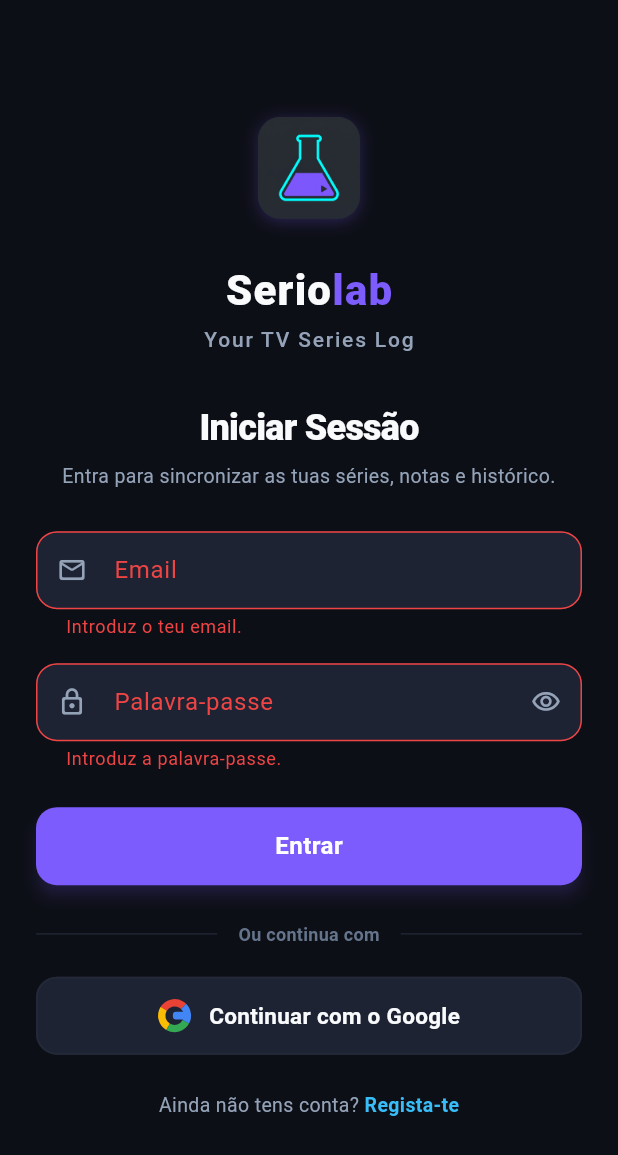
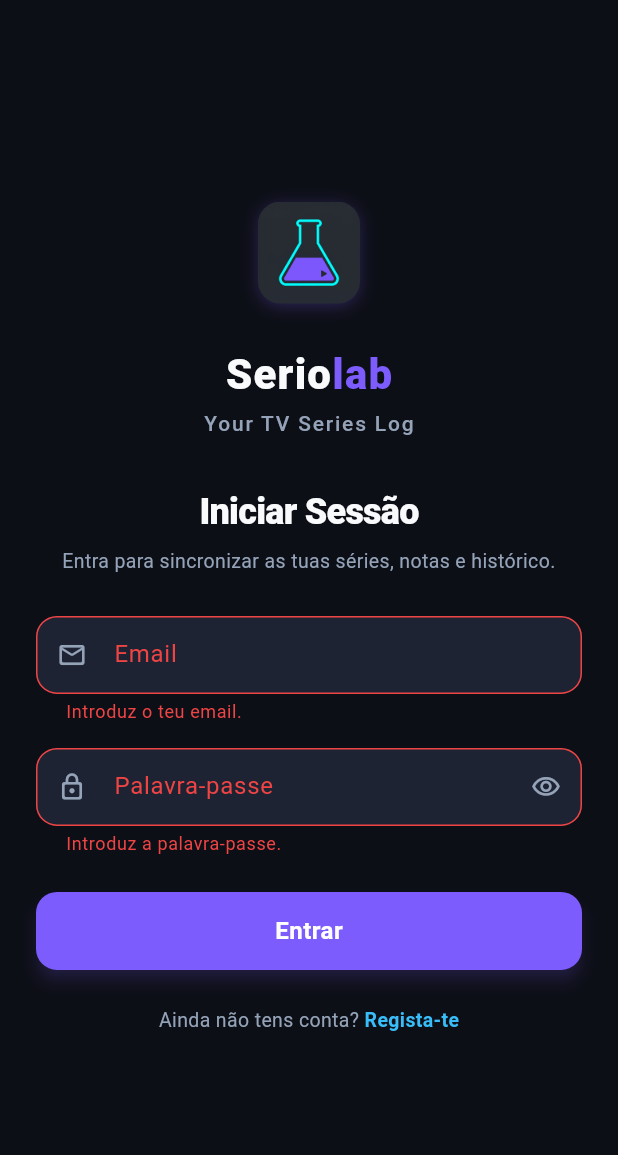
Before and after one commit to TheMoita/seriolab, a Flutter app: the screen it shows after launch, after a tap on "Entrar", on a phone screen of 412 x 824 dp. Shown: the top 1155 px of the screen. Run offline on Flutter 3.47's test engine with Material 3 defaults, Android fonts, the phone set to English and light mode, and no system bars; our stand-ins replace cached_network_image, cloud_firestore, custom_refresh_indicator, firebase_auth, firebase_core, flutter_dotenv and 5 more; missing offline and left inert: ota_update; accounts and stored records are empty.

Commit message:
refactor: remove google sign-in provider and UI button

```diff
--- a/lib/features/auth/data/services/local_auth_service.dart
+++ b/lib/features/auth/data/services/local_auth_service.dart
@@ -1,7 +1,6 @@
 import 'dart:async';
 import 'dart:convert';
 
-import 'package:flutter/material.dart';
 
 import '../../../tracking/domain/repositories/tracking_repository.dart';
 import '../../domain/auth_exception.dart';
@@ -131,35 +130,6 @@
     return user;
   }
 
-  @override
-  Future<AppUser?> signInWithGoogle({BuildContext? context}) async {
-    if (context != null && context.mounted) {
-      ScaffoldMessenger.of(context).hideCurrentSnackBar();
-      ScaffoldMessenger.of(context).showSnackBar(
-        const SnackBar(content: Text('A abrir seletor Google...')),
-      );
-      ScaffoldMessenger.of(context).showSnackBar(
-        const SnackBar(
-          content: Text('Conta selecionada: utilizador.google@seriolab.app'),
-        ),
-      );
-      ScaffoldMessenger.of(context).showSnackBar(
-        const SnackBar(content: Text('Tokens obtidos: idToken=true')),
-      );
-    }
-    // Simulated Google Sign-In for offline / dev preview
-    const email = 'utilizador.google@seriolab.app';
-    final user = AppUser(
-      uid: 'google_offline_user',
-      email: email,
-      provider: AuthProviderKind.google,
-      displayName: 'Utilizador Google',
-      photoUrl: null,
-    );
-
-    await _saveCurrent(user);
-    return user;
-  }
 
   @override
   Future<void> signOut() async {
--- a/lib/features/auth/domain/services/auth_service.dart
+++ b/lib/features/auth/domain/services/auth_service.dart
@@ -1,5 +1,3 @@
-import 'package:flutter/widgets.dart';
-
 import '../entities/app_user.dart';
 
 /// Authentication contract used by the presentation layer.
@@ -24,8 +22,5 @@
     String username,
   );
 
-  /// Returns `null` when the user dismisses the Google account picker.
-  Future<AppUser?> signInWithGoogle({BuildContext? context});
-
   Future<void> signOut();
 }
--- a/lib/features/auth/presentation/screens/login_screen.dart
+++ b/lib/features/auth/presentation/screens/login_screen.dart
@@ -8,10 +8,9 @@
 import '../../domain/auth_validators.dart';
 import '../providers/auth_providers.dart';
 import '../widgets/auth_gate.dart';
-import '../widgets/social_auth_button.dart';
 import 'register_screen.dart';
 
-/// Screen enabling user login via Email/Password or Google.
+/// Screen enabling user login via Email/Password.
 class LoginScreen extends ConsumerStatefulWidget {
   const LoginScreen({super.key});
 
@@ -86,41 +85,6 @@
     }
   }
 
-  Future<void> _handleGoogleLogin() async {
-    if (ref.read(authControllerProvider).isLoading) return;
-    ref.read(authControllerProvider.notifier).clearError();
-
-    try {
-      final success = await ref
-          .read(authControllerProvider.notifier)
-          .signInWithGoogle(context: context);
-
-      if (!mounted) return;
-
-      if (success) {
-        _navigateToMain();
-      }
-    } catch (e, stack) {
-      debugPrint('Erro detalhado no Google Sign-In: $e\n\n$stack');
-      if (mounted) {
-        showDialog<void>(
-          context: context,
-          builder: (_) => AlertDialog(
-            title: const Text('Erro no Login'),
-            content: SingleChildScrollView(
-              child: Text('$e\n\n$stack'),
-            ),
-            actions: [
-              TextButton(
-                onPressed: () => Navigator.of(context).pop(),
-                child: const Text('Fechar'),
-              ),
-            ],
-          ),
-        );
-      }
-    }
-  }
 
   @override
   Widget build(BuildContext context) {
@@ -298,38 +262,9 @@
                     ),
                     const SizedBox(height: 24),
 
-                    // Divider ("Ou continua com")
-                    Row(
-                      children: [
-                        const Expanded(child: Divider()),
-                        Padding(
-                          padding: const EdgeInsets.symmetric(horizontal: 14),
-                          child: Text(
-                            'Ou continua com',
-                            style: TextStyle(
-                              fontSize: 12,
-                              fontWeight: FontWeight.w600,
-                              color: AppColors.textMuted,
-                              letterSpacing: 0.2,
-                            ),
-                          ),
-                        ),
-                        const Expanded(child: Divider()),
-                      ],
-                    ),
-                    const SizedBox(height: 20),
-
-                    // Google Sign-In Button
-                    SocialAuthButton(
-                      label: 'Continuar com o Google',
-                      isLoading: authState.isLoading,
-                      onPressed:
-                          authState.isLoading ? null : _handleGoogleLogin,
-                    ),
-                    const SizedBox(height: 24),
-
                     // Switch to Register Screen
-                    Wrap(
+                    Center(
+                      child: Wrap(
                         alignment: WrapAlignment.center,
                         crossAxisAlignment: WrapCrossAlignment.center,
                         children: [
@@ -364,6 +299,7 @@
                           ),
                         ],
                       ),
+                    ),
                   ],
                 ),
               ),
--- a/lib/features/auth/presentation/widgets/social_auth_button.dart
+++ /dev/null
@@ -1,123 +0,0 @@
-import 'package:flutter/material.dart';
-
-import '../../../../core/theme/app_theme.dart';
-import '../../../../core/widgets/seriolab_loader.dart';
-
-/// Distinctive social sign-in button matching Seriolab's Midnight Indigo theme.
-class SocialAuthButton extends StatelessWidget {
-  const SocialAuthButton({
-    super.key,
-    required this.label,
-    required this.onPressed,
-    this.isLoading = false,
-  });
-
-  final String label;
-  final VoidCallback? onPressed;
-  final bool isLoading;
-
-  @override
-  Widget build(BuildContext context) {
-    return SizedBox(
-      height: 52,
-      child: OutlinedButton(
-        onPressed: isLoading ? null : onPressed,
-        style: OutlinedButton.styleFrom(
-          backgroundColor: AppColors.surfaceHigh,
-          side: const BorderSide(color: AppColors.outline, width: 1.2),
-          shape: RoundedRectangleBorder(
-            borderRadius: BorderRadius.circular(14),
-          ),
-          padding: const EdgeInsets.symmetric(horizontal: 16),
-        ),
-        child: isLoading
-            ? const SeriolabLoader(
-                size: 22,
-                primaryColor: AppColors.secondary,
-                secondaryColor: AppColors.primary,
-              )
-            : Row(
-                mainAxisAlignment: MainAxisAlignment.center,
-                children: [
-                  _GoogleGLogo(size: 22),
-                  const SizedBox(width: 12),
-                  Text(
-                    label,
-                    style: const TextStyle(
-                      fontSize: 15,
-                      fontWeight: FontWeight.w700,
-                      color: AppColors.textPrimary,
-                      letterSpacing: 0.2,
-                    ),
-                  ),
-                ],
-              ),
-      ),
-    );
-  }
-}
-
-/// Custom-painted vector Google "G" logo for zero external asset dependencies.
-class _GoogleGLogo extends StatelessWidget {
-  const _GoogleGLogo({required this.size});
-
-  final double size;
-
-  @override
-  Widget build(BuildContext context) {
-    return CustomPaint(
-      size: Size(size, size),
-      painter: _GoogleLogoPainter(),
-    );
-  }
-}
-
-class _GoogleLogoPainter extends CustomPainter {
-  @override
-  void paint(Canvas canvas, Size size) {
-    final w = size.width;
-    final h = size.height;
-    final center = Offset(w / 2, h / 2);
-    final radius = w / 2;
-
-    // Draw the 4 distinct Google color segments:
-    // Red (top), Yellow (left/bottom-left), Green (bottom), Blue (right bar)
-    final redPaint = Paint()..color = const Color(0xFFEA4335);
-    final yellowPaint = Paint()..color = const Color(0xFFFBBC05);
-    final greenPaint = Paint()..color = const Color(0xFF34A853);
-    final bluePaint = Paint()..color = const Color(0xFF4285F4);
-
-    final rect = Rect.fromCircle(center: center, radius: radius);
-
-    // Blue horizontal bar
-    final barRect = Rect.fromLTWH(w * 0.45, h * 0.38, w * 0.52, h * 0.24);
-    canvas.drawRRect(
-      RRect.fromRectAndRadius(barRect, const Radius.circular(2)),
-      bluePaint,
-    );
-
-    // Outer arcs
-    final strokePaint = Paint()
-      ..style = PaintingStyle.stroke
-      ..strokeWidth = w * 0.22;
-
-    // Red arc (top)
-    strokePaint.color = redPaint.color;
-    canvas.drawArc(rect.deflate(w * 0.11), -2.6, 1.8, false, strokePaint);
-
-    // Yellow arc (left)
-    strokePaint.color = yellowPaint.color;
-    canvas.drawArc(rect.deflate(w * 0.11), 2.1, 1.6, false, strokePaint);
-
-    // Green arc (bottom)
-    strokePaint.color = greenPaint.color;
-    canvas.drawArc(rect.deflate(w * 0.11), 0.5, 1.6, false, strokePaint);
-
-    // Blue arc (right curve)
-    strokePaint.color = bluePaint.color;
-    canvas.drawArc(rect.deflate(w * 0.11), -0.8, 1.3, false, strokePaint);
-  }
-
-  @override
-  bool shouldRepaint(covariant CustomPainter oldDelegate) => false;
-}
--- a/pubspec.yaml
+++ b/pubspec.yaml
@@ -45,7 +45,6 @@
   flutter_dotenv: ^6.0.1
   firebase_core: ^4.15.0
   firebase_auth: ^6.7.0
-  google_sign_in: ^6.3.0
   image_picker: ^1.1.2
   path_provider: ^2.1.5
   package_info_plus: ^10.2.2
```
Also changed, not shown: lib/features/auth/data/services/firebase_auth_service.dart (+2 -117 lines), lib/features/auth/presentation/providers/auth_providers.dart (+1 -32 lines), pubspec.lock, 2 other files. Lines whose indentation alone changed are shown as unchanged.
